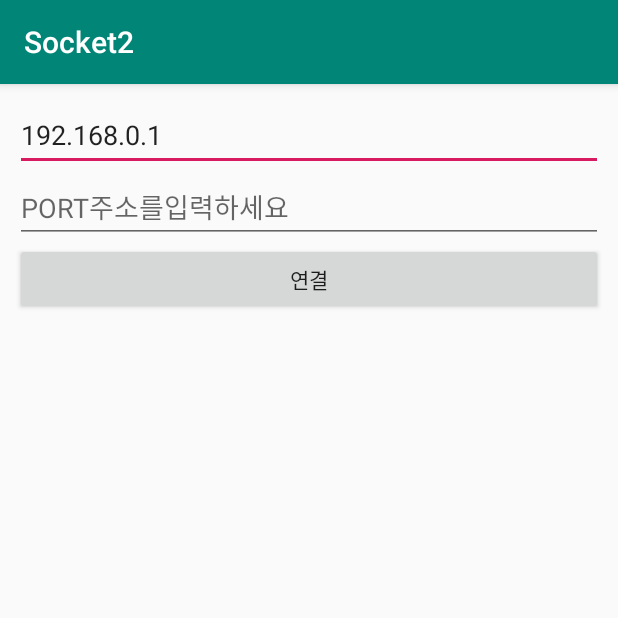
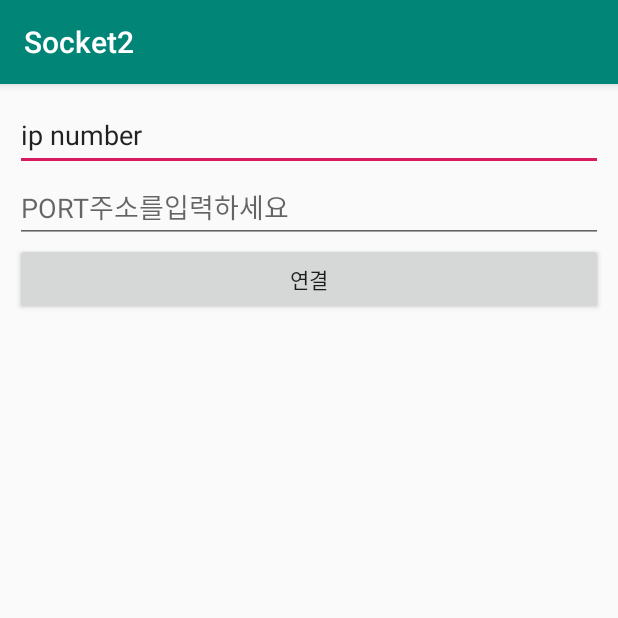
Before and after one commit to donghkim714/FineDust, an Android app: the screen it shows after launch (MainActivity), on a phone screen of 412 x 824 dp, the top half of it. Run offline under Robolectric (Android 15) with nearby library versions, the phone set to English and light mode, and no system bars.

Commit message:
Update MainActivity.java

```diff
--- a/Socket2/app/src/main/java/org/techtown/socket2/MainActivity.java
+++ b/Socket2/app/src/main/java/org/techtown/socket2/MainActivity.java
@@ -57,7 +57,7 @@ public class MainActivity extends AppCompatActivity {
         Button_send = (Button)findViewById(R.id.Button_send);
         threadList = new LinkedList<MainActivity.SocketClient>(); //메인 엑티비티클래스에 소켓 클라이언트는 ip와 포트번호를 가지고있는데 그걸 연결리스트로
         mvib = (Vibrator)getSystemService(Context.VIBRATOR_SERVICE);
-        ip_EditText.setText("192.168.0.1");
+        ip_EditText.setText("ip number");
         msghandler = new Handler(){
             @Override
             public void handleMessage(Message hdmsg) {
```
